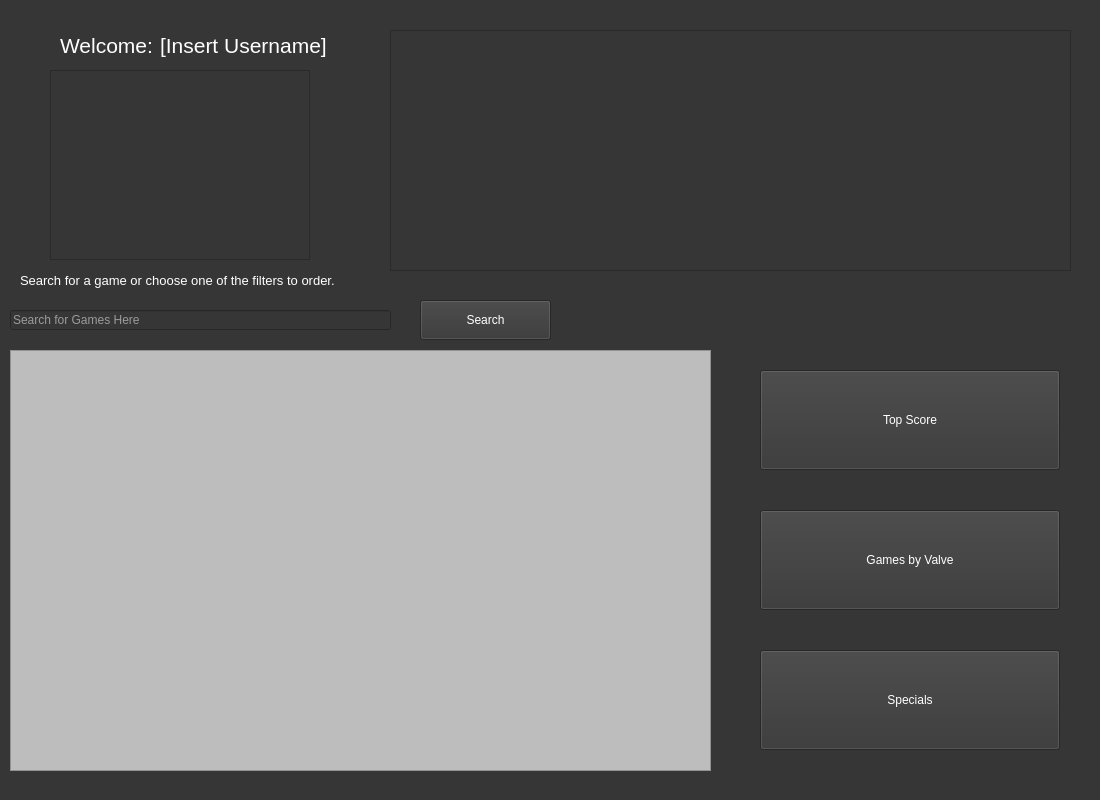
This is UI files/mainWindow.ui in DataChefBoyardee/Database-Design-FP as Qt 5 draws it before an edit. The edited form follows.
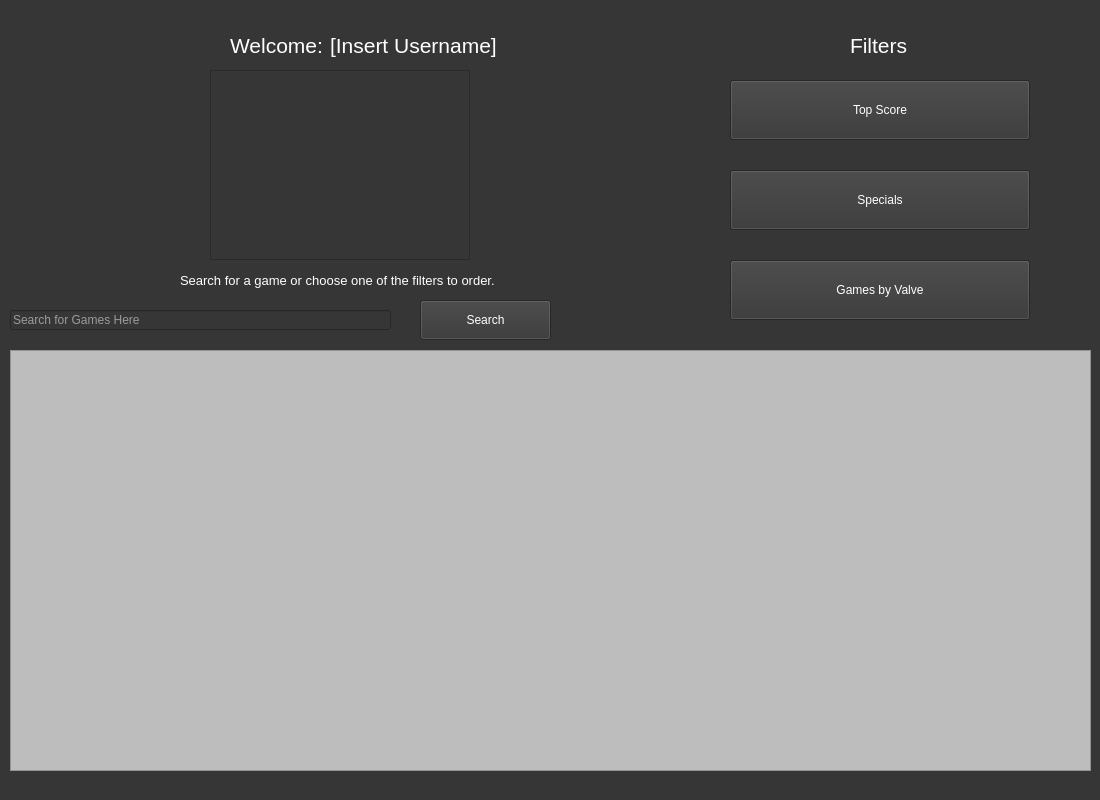
This is the edited form.

What changed in the file:
```diff
--- a/UI files/mainWindow.ui
+++ b/UI files/mainWindow.ui
@@ -34,7 +34,7 @@
      <rect>
       <x>10</x>
       <y>350</y>
-      <width>701</width>
+      <width>1081</width>
       <height>421</height>
      </rect>
     </property>
@@ -67,10 +67,10 @@
    <widget class="QPushButton" name="filterButtonSpecials">
     <property name="geometry">
      <rect>
-      <x>760</x>
-      <y>650</y>
+      <x>730</x>
+      <y>170</y>
       <width>300</width>
-      <height>100</height>
+      <height>60</height>
      </rect>
     </property>
     <property name="styleSheet">
@@ -83,10 +83,10 @@
    <widget class="QPushButton" name="filterButtonScore">
     <property name="geometry">
      <rect>
-      <x>760</x>
-      <y>370</y>
+      <x>730</x>
+      <y>80</y>
       <width>300</width>
-      <height>100</height>
+      <height>60</height>
      </rect>
     </property>
     <property name="styleSheet">
@@ -99,10 +99,10 @@
    <widget class="QPushButton" name="filterValveGames">
     <property name="geometry">
      <rect>
-      <x>760</x>
-      <y>510</y>
+      <x>730</x>
+      <y>260</y>
       <width>300</width>
-      <height>100</height>
+      <height>60</height>
      </rect>
     </property>
     <property name="styleSheet">
@@ -112,16 +112,6 @@
      <string>Games by Valve</string>
     </property>
    </widget>
-   <widget class="QListView" name="listGamesOwned">
-    <property name="geometry">
-     <rect>
-      <x>390</x>
-      <y>30</y>
-      <width>681</width>
-      <height>241</height>
-     </rect>
-    </property>
-   </widget>
    <widget class="QPushButton" name="searchButton">
     <property name="geometry">
      <rect>
@@ -141,7 +131,7 @@
    <widget class="QLabel" name="welcomeLabel">
     <property name="geometry">
      <rect>
-      <x>60</x>
+      <x>230</x>
       <y>30</y>
       <width>111</width>
       <height>31</height>
@@ -162,7 +152,7 @@
    <widget class="QLabel" name="userLabel">
     <property name="geometry">
      <rect>
-      <x>160</x>
+      <x>330</x>
       <y>30</y>
       <width>181</width>
       <height>31</height>
@@ -183,7 +173,7 @@
    <widget class="QLabel" name="label">
     <property name="geometry">
      <rect>
-      <x>20</x>
+      <x>180</x>
       <y>270</y>
       <width>341</width>
       <height>21</height>
@@ -204,13 +194,34 @@
    <widget class="QGraphicsView" name="profilePic">
     <property name="geometry">
      <rect>
-      <x>50</x>
+      <x>210</x>
       <y>70</y>
       <width>260</width>
       <height>190</height>
      </rect>
     </property>
    </widget>
+   <widget class="QLabel" name="label_2">
+    <property name="geometry">
+     <rect>
+      <x>850</x>
+      <y>20</y>
+      <width>100</width>
+      <height>50</height>
+     </rect>
+    </property>
+    <property name="font">
+     <font>
+      <pointsize>16</pointsize>
+     </font>
+    </property>
+    <property name="styleSheet">
+     <string notr="true">color: rgb(255, 255, 255)</string>
+    </property>
+    <property name="text">
+     <string>Filters</string>
+    </property>
+   </widget>
   </widget>
   <widget class="QStatusBar" name="statusbar"/>
  </widget>
```
